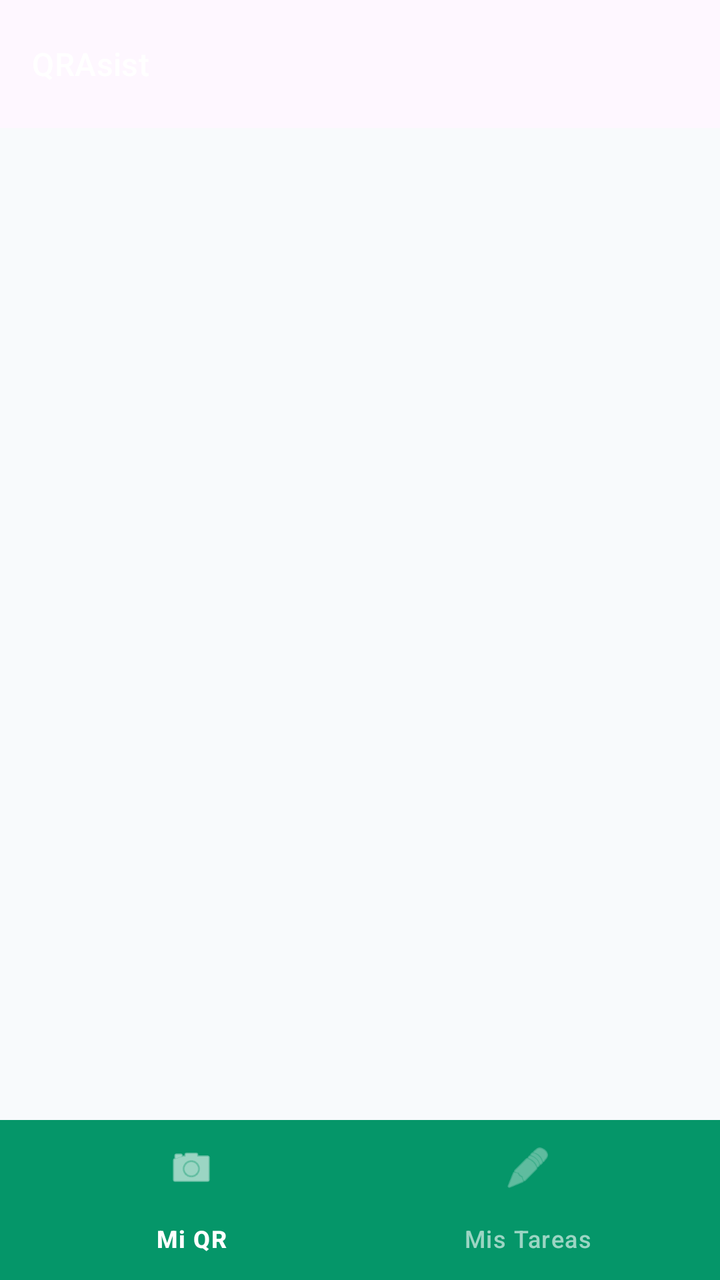
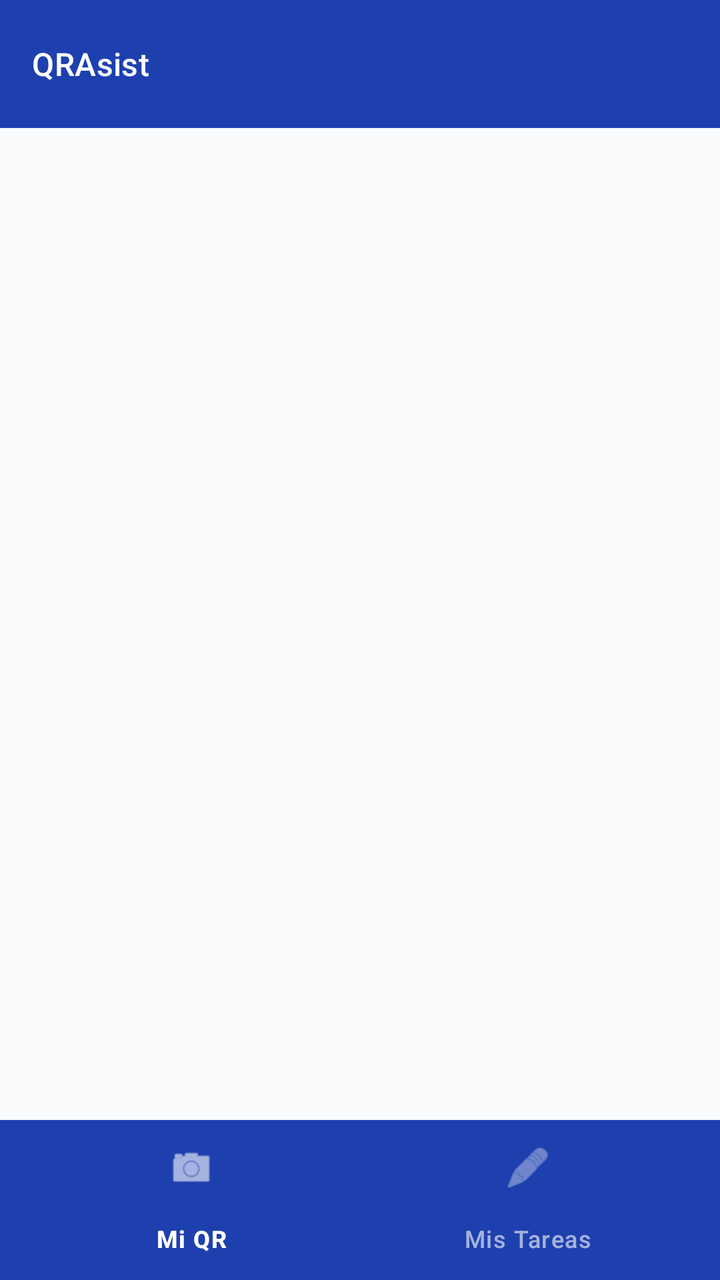

The first picture is an Android layout as it rendered before a commit; the second is the same layout after the commit. The layout source and the unified diff follow.
<!-- AndroidManifest.xml: activity theme Theme.QRAsist.Alumno -->
<!-- res/layout/activity_dashboard_alumno.xml -->
<?xml version="1.0" encoding="utf-8"?>
<androidx.coordinatorlayout.widget.CoordinatorLayout xmlns:android="http://schemas.android.com/apk/res/android"
    xmlns:app="http://schemas.android.com/apk/res-auto"
    android:layout_width="match_parent"
    android:layout_height="match_parent"
    android:background="@color/background">

    <com.google.android.material.appbar.AppBarLayout
        android:layout_width="match_parent"
        android:layout_height="wrap_content">

        <com.google.android.material.appbar.MaterialToolbar
            android:id="@+id/toolbar_alumno"
            style="@style/QRAsist.Toolbar"
            android:layout_width="match_parent"
            android:layout_height="?attr/actionBarSize"
            app:title="QRAsist" />

    </com.google.android.material.appbar.AppBarLayout>

    <FrameLayout
        android:id="@+id/fragment_container_alumno"
        android:layout_width="match_parent"
        android:layout_height="match_parent"
        app:layout_behavior="@string/appbar_scrolling_view_behavior" />

    <com.google.android.material.bottomnavigation.BottomNavigationView
        android:id="@+id/bottom_nav_alumno"
        android:layout_width="match_parent"
        android:layout_height="wrap_content"
        android:layout_gravity="bottom"
        android:background="?attr/colorPrimary"
        app:itemIconTint="@color/nav_item_color"
        app:itemTextColor="@color/nav_item_color"
        app:menu="@menu/menu_bottom_nav_alumno" />

</androidx.coordinatorlayout.widget.CoordinatorLayout>
<!-- resources referenced by this layout -->
<resources>
  <color name="background">#F8FAFC</color>
  <style name="QRAsist.Toolbar" parent="Widget.Material3.Toolbar">
          <item name="titleTextColor">@android:color/white</item>
          <item name="background">@color/maestro_primary</item>
          <item name="titleTextAppearance">?attr/textAppearanceTitleMedium</item>
      </style>
  <style name="Theme.QRAsist.Alumno" parent="Theme.QRAsist">
          <item name="colorPrimary">@color/alumno_primary</item>
          <item name="colorPrimaryDark">@color/alumno_primary_dark</item>
          <item name="android:statusBarColor">@color/alumno_primary_dark</item>
      </style>
  <color name="maestro_primary">#1E40AF</color>
  <style name="Theme.QRAsist" parent="Theme.Material3.Light.NoActionBar">
          <item name="colorPrimary">@color/maestro_primary</item>
          <item name="colorPrimaryDark">@color/maestro_primary_dark</item>
          <item name="colorAccent">@color/maestro_primary_light</item>
          <item name="android:windowBackground">@color/background</item>
          <item name="android:statusBarColor">@color/maestro_primary_dark</item>
      </style>
  <color name="alumno_primary">#059669</color>
  <color name="alumno_primary_dark">#064E3B</color>
  <color name="maestro_primary_dark">#1E3A8A</color>
  <color name="maestro_primary_light">#3B82F6</color>
</resources>

<!-- the commit's change to res/layout/activity_dashboard_alumno.xml (unified diff, before → after) -->
@@ -3,18 +3,21 @@
     xmlns:app="http://schemas.android.com/apk/res-auto"
     android:layout_width="match_parent"
     android:layout_height="match_parent"
-    android:background="@color/background">
+    android:background="@color/app_background">
 
     <com.google.android.material.appbar.AppBarLayout
         android:layout_width="match_parent"
-        android:layout_height="wrap_content">
+        android:layout_height="wrap_content"
+        android:background="@color/maestro_primary"
+        app:elevation="0dp">
 
         <com.google.android.material.appbar.MaterialToolbar
             android:id="@+id/toolbar_alumno"
             style="@style/QRAsist.Toolbar"
             android:layout_width="match_parent"
             android:layout_height="?attr/actionBarSize"
-            app:title="QRAsist" />
+            app:title="QRAsist"
+            app:titleTextColor="@android:color/white" />
 
     </com.google.android.material.appbar.AppBarLayout>
 
@@ -29,7 +32,8 @@
         android:layout_width="match_parent"
         android:layout_height="wrap_content"
         android:layout_gravity="bottom"
-        android:background="?attr/colorPrimary"
+        android:background="@color/maestro_primary"
+        app:backgroundTint="@color/maestro_primary"
         app:itemIconTint="@color/nav_item_color"
         app:itemTextColor="@color/nav_item_color"
         app:menu="@menu/menu_bottom_nav_alumno" />
<!-- resource entries referenced after the edit -->
@@ -1,10 +1,13 @@
 <!-- resources referenced by this layout -->
 <resources>
+  <color name="app_background">#F8FAFC</color>
   <color name="background">#F8FAFC</color>
   <style name="QRAsist.Toolbar" parent="Widget.Material3.Toolbar">
           <item name="titleTextColor">@android:color/white</item>
+          <item name="android:background">@color/maestro_primary</item>
           <item name="background">@color/maestro_primary</item>
           <item name="titleTextAppearance">?attr/textAppearanceTitleMedium</item>
+          <item name="navigationIconTint">@android:color/white</item>
       </style>
   <style name="Theme.QRAsist.Alumno" parent="Theme.QRAsist">
           <item name="colorPrimary">@color/alumno_primary</item>
